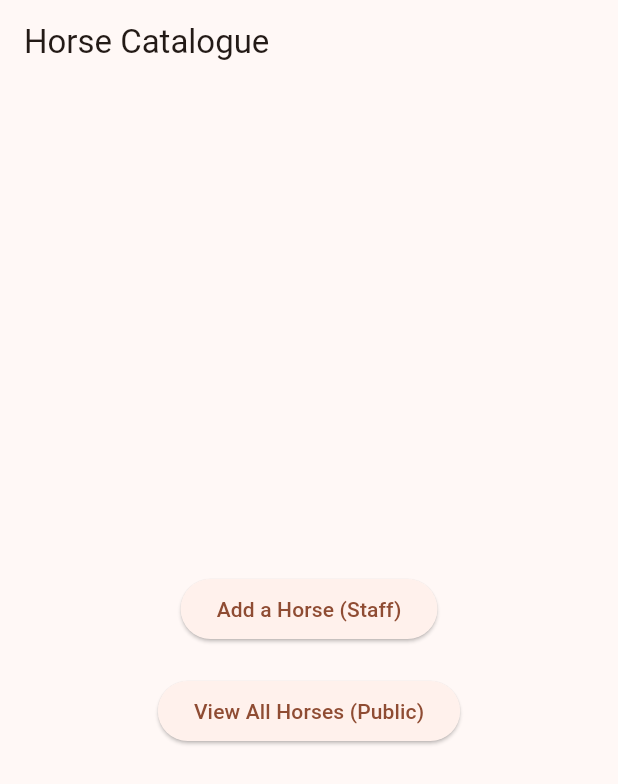
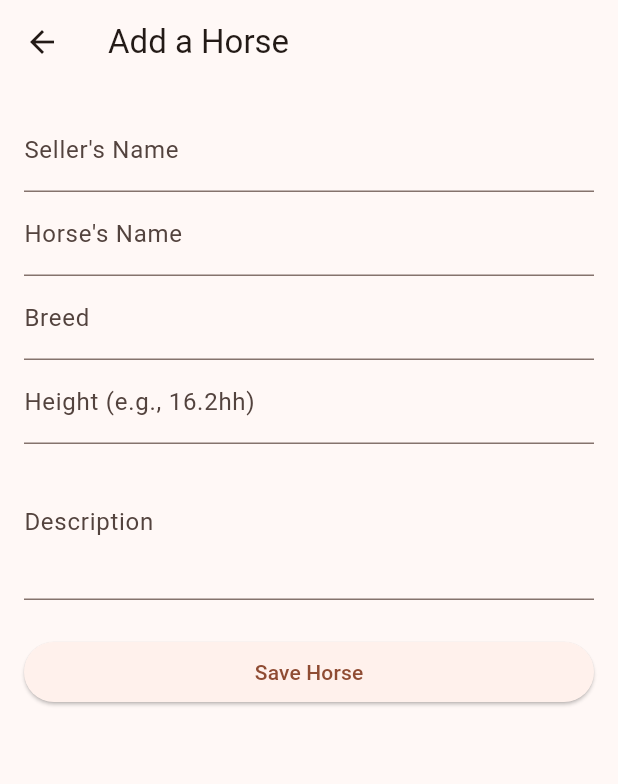
Before and after one commit to MiloszCwynar/EquineApp, a Flutter app: the screen it shows after launch, after a tap on "Add a Horse (Staff)", on a phone screen of 412 x 824 dp. Shown: the top 784 px of the screen. Run offline on Flutter 3.47's test engine with Material 3 defaults, Android fonts, the phone set to English and light mode, and no system bars; our stand-ins replace cloud_firestore, firebase_core; accounts and stored records are empty.

Commit message:
added add_horse_page and horse model

```diff
--- a/lib/main.dart
+++ b/lib/main.dart
@@ -31,7 +31,7 @@ class HorseCatalogueApp extends StatelessWidget {
       initialRoute: '/',
       routes: {
         '/': (context) => const Homepage(),
-        //'/add-horse': (context) => const AddHorseScreen(),
+        '/add-horse': (context) => const AddHorseScreen(),
         //'/view-horses': (context) => const ViewHorsesScreen(),
       },
     );
--- /dev/null
+++ b/lib/models/horse.dart
@@ -0,0 +1,25 @@
+class Horse {
+  final String sellerName;
+  final String name;
+  final String breed;
+  final String height;
+  final String description;
+
+  Horse({
+    required this.sellerName,
+    required this.name,
+    required this.breed,
+    required this.height,
+    required this.description,
+  });
+
+  Map<String, dynamic> toFirestore() {
+    return {
+      'sellerName': sellerName,
+      'name': name,
+      'breed': breed,
+      'height': height,
+      'description': description,
+    };
+  }
+}
--- /dev/null
+++ b/lib/screens/add_horse_page.dart
@@ -0,0 +1,91 @@
+import 'package:flutter/material.dart';
+import 'package:cloud_firestore/cloud_firestore.dart';
+import '../models/horse.dart';
+
+class AddHorseScreen extends StatefulWidget {
+  const AddHorseScreen({Key? key}) : super(key: key);
+
+  @override
+  State<AddHorseScreen> createState() => _AddHorseScreenState();
+}
+
+class _AddHorseScreenState extends State<AddHorseScreen> {
+  final _formKey = GlobalKey<FormState>();
+
+  // Controllers to grab the text from the fields
+  final _sellerController = TextEditingController();
+  final _nameController = TextEditingController();
+  final _breedController = TextEditingController();
+  final _heightController = TextEditingController();
+  final _descController = TextEditingController();
+
+  Future<void> _saveHorse() async {
+    if (_formKey.currentState!.validate()) {
+      // 1. Create the Horse object
+      final newHorse = Horse(
+        sellerName: _sellerController.text,
+        name: _nameController.text,
+        breed: _breedController.text,
+        height: _heightController.text,
+        description: _descController.text,
+      );
+
+      // 2. Save to Firestore (ideally moved to a Repository class later)
+      await FirebaseFirestore.instance
+          .collection('horses')
+          .add(newHorse.toFirestore());
+
+      // 3. Clear the form and show a success message
+      ScaffoldMessenger.of(context).showSnackBar(
+        const SnackBar(content: Text('Horse added to catalogue!')),
+      );
+      Navigator.pop(context); // Go back to homepage
+    }
+  }
+
+  @override
+  Widget build(BuildContext context) {
+    return Scaffold(
+      appBar: AppBar(title: const Text('Add a Horse')),
+      body: Padding(
+        padding: const EdgeInsets.all(16.0),
+        child: Form(
+          key: _formKey,
+          child: ListView(
+            children: [
+              TextFormField(
+                controller: _sellerController,
+                decoration: const InputDecoration(labelText: "Seller's Name"),
+                validator: (value) => value!.isEmpty ? 'Required' : null,
+              ),
+              TextFormField(
+                controller: _nameController,
+                decoration: const InputDecoration(labelText: "Horse's Name"),
+                validator: (value) => value!.isEmpty ? 'Required' : null,
+              ),
+              TextFormField(
+                controller: _breedController,
+                decoration: const InputDecoration(labelText: 'Breed'),
+                validator: (value) => value!.isEmpty ? 'Required' : null,
+              ),
+              TextFormField(
+                controller: _heightController,
+                decoration: const InputDecoration(labelText: 'Height (e.g., 16.2hh)'),
+              ),
+              TextFormField(
+                controller: _descController,
+                decoration: const InputDecoration(labelText: 'Description'),
+                maxLines: 3,
+              ),
+              const SizedBox(height: 24),
+              ElevatedButton(
+                onPressed: _saveHorse,
+                child: const Text('Save Horse'),
+              ),
+            ],
+          ),
+        ),
+      ),
+    );
+  }
+}
```
